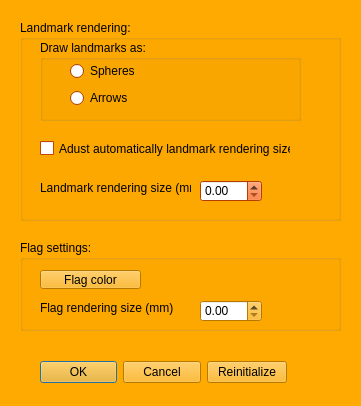
morphomuseum/ISE-MeshTools, file Qt/mqLandmarkDialog.ui: the form before one commit.
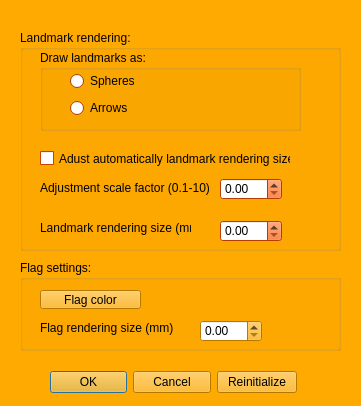
The form after the commit. Custom widgets are drawn as their Qt base class.

Commit message: Adjust landmark rendering size

```diff
--- a/Qt/mqLandmarkDialog.ui
+++ b/Qt/mqLandmarkDialog.ui
@@ -431,8 +431,8 @@
   <widget class="QWidget" name="layoutWidget">
    <property name="geometry">
     <rect>
-     <x>40</x>
-     <y>360</y>
+     <x>50</x>
+     <y>370</y>
      <width>247</width>
      <height>25</height>
     </rect>
@@ -461,9 +461,9 @@
    <property name="geometry">
     <rect>
      <x>20</x>
-     <y>20</y>
+     <y>30</y>
      <width>321</width>
-     <height>201</height>
+     <height>221</height>
     </rect>
    </property>
    <property name="palette">
@@ -940,7 +940,7 @@
     <property name="geometry">
      <rect>
       <x>20</x>
-      <y>160</y>
+      <y>190</y>
       <width>151</width>
       <height>16</height>
      </rect>
@@ -952,19 +952,42 @@
    <widget class="QDoubleSpinBox" name="LandmarkRenderingSizeValue">
     <property name="geometry">
      <rect>
-      <x>180</x>
-      <y>160</y>
+      <x>200</x>
+      <y>190</y>
       <width>62</width>
       <height>22</height>
      </rect>
     </property>
    </widget>
+   <widget class="QDoubleSpinBox" name="AdjustScaleFactor">
+    <property name="geometry">
+     <rect>
+      <x>200</x>
+      <y>148</y>
+      <width>62</width>
+      <height>22</height>
+     </rect>
+    </property>
+   </widget>
+   <widget class="QLabel" name="label_4">
+    <property name="geometry">
+     <rect>
+      <x>20</x>
+      <y>150</y>
+      <width>171</width>
+      <height>16</height>
+     </rect>
+    </property>
+    <property name="text">
+     <string>Adjustment scale factor (0.1-10)</string>
+    </property>
+   </widget>
   </widget>
   <widget class="QGroupBox" name="FlagSettingsGroupBox">
    <property name="geometry">
     <rect>
      <x>20</x>
-     <y>240</y>
+     <y>260</y>
      <width>321</width>
      <height>91</height>
     </rect>
```
Left out of the diff: 2 changed lines with no effect on the pictures. The commit also changes 6 other files.
